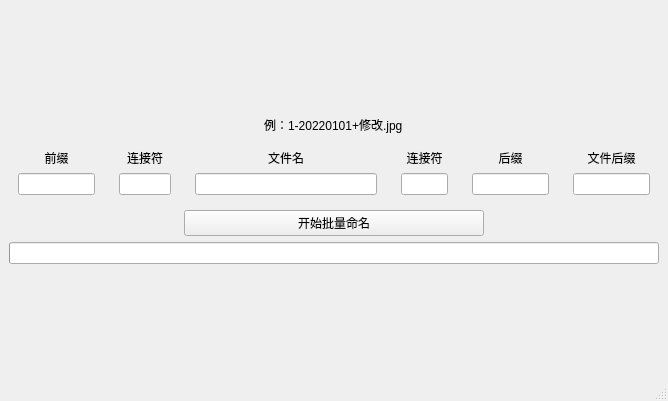
The window that mainwindow.ui (EricShui/renameTool) describes before a commit, drawn with Qt 5.
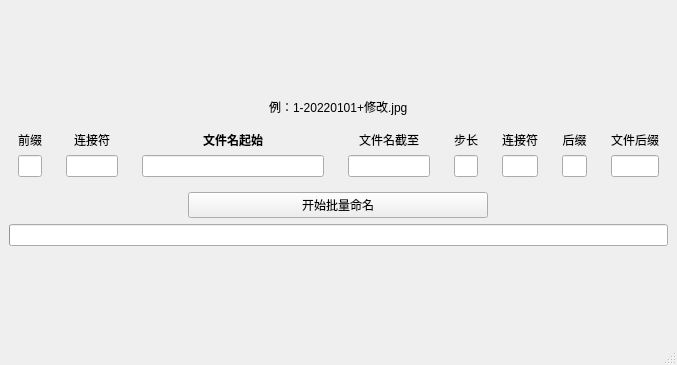
The same window after the commit.

Commit message: update ui , add file name end and rename step

```diff
--- a/mainwindow.ui
+++ b/mainwindow.ui
@@ -6,8 +6,8 @@
    <rect>
     <x>0</x>
     <y>0</y>
-    <width>668</width>
-    <height>401</height>
+    <width>677</width>
+    <height>365</height>
    </rect>
   </property>
   <property name="windowTitle">
@@ -16,7 +16,7 @@
   <widget class="QWidget" name="centralwidget">
    <layout class="QVBoxLayout" name="verticalLayout">
     <item>
-     <spacer name="verticalSpacer_2">
+     <spacer name="verticalSpacer">
       <property name="orientation">
        <enum>Qt::Vertical</enum>
       </property>
@@ -149,11 +149,17 @@
              <verstretch>0</verstretch>
             </sizepolicy>
            </property>
+           <property name="font">
+            <font>
+             <weight>75</weight>
+             <bold>true</bold>
+            </font>
+           </property>
            <property name="toolTip">
             <string>文件名</string>
            </property>
            <property name="text">
-            <string>文件名</string>
+            <string>文件名起始</string>
            </property>
            <property name="alignment">
             <set>Qt::AlignCenter</set>
@@ -176,6 +182,94 @@
         </layout>
        </widget>
       </item>
+      <item>
+       <widget class="QFrame" name="name_end_frame">
+        <property name="sizePolicy">
+         <sizepolicy hsizetype="Preferred" vsizetype="Preferred">
+          <horstretch>0</horstretch>
+          <verstretch>0</verstretch>
+         </sizepolicy>
+        </property>
+        <property name="minimumSize">
+         <size>
+          <width>100</width>
+          <height>0</height>
+         </size>
+        </property>
+        <property name="maximumSize">
+         <size>
+          <width>150</width>
+          <height>16777215</height>
+         </size>
+        </property>
+        <layout class="QVBoxLayout" name="verticalLayout_2">
+         <item>
+          <widget class="QLabel" name="name_end_label">
+           <property name="font">
+            <font>
+             <weight>50</weight>
+             <bold>false</bold>
+            </font>
+           </property>
+           <property name="toolTip">
+            <string>文件名截至数值</string>
+           </property>
+           <property name="text">
+            <string>文件名截至</string>
+           </property>
+           <property name="alignment">
+            <set>Qt::AlignCenter</set>
+           </property>
+          </widget>
+         </item>
+         <item>
+          <widget class="QLineEdit" name="name_end_text">
+           <property name="sizePolicy">
+            <sizepolicy hsizetype="Expanding" vsizetype="Preferred">
+             <horstretch>0</horstretch>
+             <verstretch>0</verstretch>
+            </sizepolicy>
+           </property>
+          </widget>
+         </item>
+        </layout>
+       </widget>
+      </item>
+      <item>
+       <widget class="QFrame" name="step_frame">
+        <property name="maximumSize">
+         <size>
+          <width>50</width>
+          <height>16777215</height>
+         </size>
+        </property>
+        <layout class="QVBoxLayout" name="verticalLayout_3">
+         <item>
+          <widget class="QLabel" name="step_label">
+           <property name="toolTip">
+            <string>相邻文件名间隔</string>
+           </property>
+           <property name="text">
+            <string>步长</string>
+           </property>
+           <property name="alignment">
+            <set>Qt::AlignCenter</set>
+           </property>
+          </widget>
+         </item>
+         <item>
+          <widget class="QLineEdit" name="step_text">
+           <property name="sizePolicy">
+            <sizepolicy hsizetype="Expanding" vsizetype="Preferred">
+             <horstretch>0</horstretch>
+             <verstretch>0</verstretch>
+            </sizepolicy>
+           </property>
+          </widget>
+         </item>
+        </layout>
+       </widget>
+      </item>
       <item>
        <widget class="QFrame" name="suffix_connecto_frame">
         <property name="maximumSize">
@@ -338,7 +432,7 @@
      </widget>
     </item>
     <item>
-     <spacer name="verticalSpacer">
+     <spacer name="verticalSpacer_2">
       <property name="orientation">
        <enum>Qt::Vertical</enum>
       </property>
```
Left out of the diff: 10 changed lines with no effect on the pictures. The commit also changes 1 other file.
